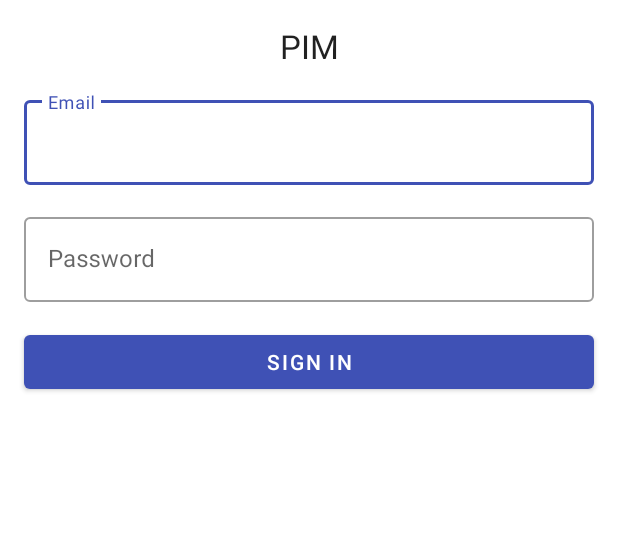
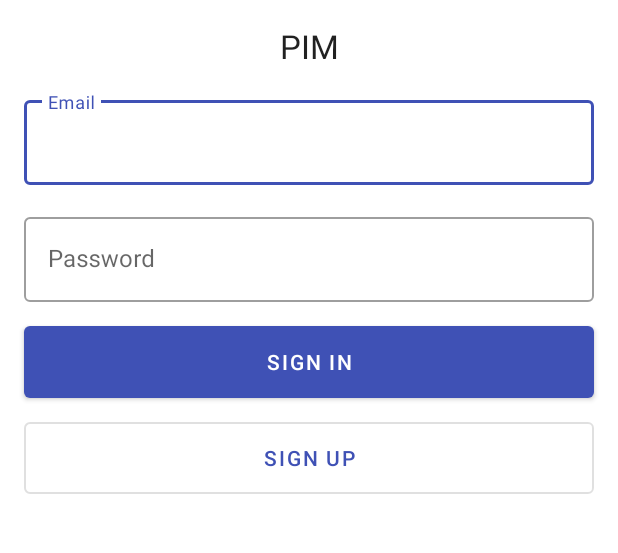
Before and after one commit to falvojr-classes/unip-2020-2-ads-tepoo, an Android app: the screen it shows after launch (MainActivity), on a phone screen of 412 x 824 dp, the part 132-685 px from its top. Run offline under Robolectric (Android 15) with nearby library versions, the phone set to English and light mode, and no system bars; our stand-ins replace data binding.

Commit message:
Aula 08/09

```diff
--- a/PIM/app/build.gradle
+++ b/PIM/app/build.gradle
@@ -20,13 +20,17 @@ android {
             proguardFiles getDefaultProguardFile('proguard-android-optimize.txt'), 'proguard-rules.pro'
         }
     }
+
+    dataBinding {
+        enabled = true
+    }
 }
 
 dependencies {
     implementation fileTree(dir: "libs", include: ["*.jar"])
     implementation 'androidx.appcompat:appcompat:1.2.0'
     implementation 'androidx.constraintlayout:constraintlayout:2.0.1'
-    implementation 'com.google.android.material:material:1.2.0'
+    implementation 'com.google.android.material:material:1.2.1'
 
     testImplementation 'junit:junit:4.13'
     androidTestImplementation 'androidx.test.ext:junit:1.1.2'
--- a/PIM/app/src/main/AndroidManifest.xml
+++ b/PIM/app/src/main/AndroidManifest.xml
@@ -18,6 +18,10 @@
                 <category android:name="android.intent.category.LAUNCHER" />
             </intent-filter>
         </activity>
+        <activity
+            android:name=".RegisterActivity"
+            android:label="@string/title_register"
+            android:parentActivityName=".MainActivity" />
     </application>
 
 </manifest>
--- a/PIM/app/src/main/java/br/unip/ads/pim/MainActivity.java
+++ b/PIM/app/src/main/java/br/unip/ads/pim/MainActivity.java
@@ -1,12 +1,42 @@
 package br.unip.ads.pim;
 
+import android.content.Intent;
 import android.os.Bundle;
+import android.text.TextUtils;
+import android.util.Patterns;
+import android.view.View;
+
+import androidx.databinding.DataBindingUtil;
+
+import br.unip.ads.pim.databinding.ActivityMainBinding;
 
 public class MainActivity extends CicloVidaActivity {
+
+    private ActivityMainBinding binding;
 
     @Override
     protected void onCreate(Bundle savedInstanceState) {
         super.onCreate(savedInstanceState);
-        setContentView(R.layout.activity_main);
+        binding = DataBindingUtil.setContentView(this, R.layout.activity_main);
+    }
+
+    public void clickSignIn(View view) {
+        // TODO Validar os campos de Login
+        String email = binding.etEmail.getText().toString();
+        if (TextUtils.isEmpty(email)) {
+            binding.tilEmail.setError(getString(R.string.error_required_field));
+        } else if (!Patterns.EMAIL_ADDRESS.matcher(email).matches()) {
+            binding.tilEmail.setError(getString(R.string.error_invalid_email));
+        } else {
+            binding.tilEmail.setError(null);
+        }
+        // TODO Integrar com o Login via API
+    }
+
+    public void clickRegister(View view) {
+        // Criar a “Intenção” de redirecionar para a Activity de Registro.
+        Intent intencao = new Intent(MainActivity.this, RegisterActivity.class);
+        // Inicializar a “Intenção” em questão.
+        startActivity(intencao);
     }
 }
--- a/PIM/app/src/main/res/layout/activity_main.xml
+++ b/PIM/app/src/main/res/layout/activity_main.xml
@@ -1,7 +1,9 @@
 <?xml version="1.0" encoding="utf-8"?>
-<androidx.constraintlayout.widget.ConstraintLayout xmlns:android="http://schemas.android.com/apk/res/android"
+<layout xmlns:android="http://schemas.android.com/apk/res/android"
     xmlns:app="http://schemas.android.com/apk/res-auto"
-    xmlns:tools="http://schemas.android.com/tools"
+    xmlns:tools="http://schemas.android.com/tools">
+
+    <androidx.constraintlayout.widget.ConstraintLayout
         android:layout_width="match_parent"
         android:layout_height="match_parent"
         tools:context=".MainActivity">
@@ -34,7 +36,6 @@
             android:layout_height="wrap_content"
             android:layout_marginStart="16dp"
             android:layout_marginTop="16dp"
-
             android:layout_marginEnd="16dp"
             android:hint="@string/label_email"
             app:layout_constraintEnd_toEndOf="parent"
@@ -42,7 +43,7 @@
             app:layout_constraintTop_toBottomOf="@+id/tv_title">
 
             <com.google.android.material.textfield.TextInputEditText
-            android:id="@+id/ed_email"
+                android:id="@+id/et_email"
                 android:layout_width="match_parent"
                 android:layout_height="wrap_content"
                 android:inputType="textEmailAddress" />
@@ -63,7 +64,7 @@
             app:layout_constraintTop_toBottomOf="@+id/til_email">
 
             <com.google.android.material.textfield.TextInputEditText
-            android:id="@+id/ed_password"
+                android:id="@+id/et_password"
                 android:layout_width="match_parent"
                 android:layout_height="wrap_content"
                 android:inputType="textPassword" />
@@ -77,9 +78,29 @@
             android:layout_marginStart="16dp"
             android:layout_marginTop="16dp"
             android:layout_marginEnd="16dp"
+            android:insetTop="0dp"
+            android:insetBottom="0dp"
+            android:onClick="clickSignIn"
             android:text="@string/label_sign_in"
             app:layout_constraintEnd_toEndOf="parent"
             app:layout_constraintStart_toStartOf="parent"
             app:layout_constraintTop_toBottomOf="@+id/til_password" />
 
+        <Button
+            android:id="@+id/bt_register"
+            style="?attr/materialButtonOutlinedStyle"
+            android:layout_width="0dp"
+            android:layout_height="wrap_content"
+            android:layout_marginStart="16dp"
+            android:layout_marginTop="16dp"
+            android:layout_marginEnd="16dp"
+            android:insetTop="0dp"
+            android:insetBottom="0dp"
+            android:onClick="clickRegister"
+            android:text="@string/label_sign_up"
+            app:layout_constraintEnd_toEndOf="parent"
+            app:layout_constraintStart_toStartOf="parent"
+            app:layout_constraintTop_toBottomOf="@+id/bt_sign_in" />
+
     </androidx.constraintlayout.widget.ConstraintLayout>
+</layout>
--- a/PIM/app/src/main/res/values/strings.xml
+++ b/PIM/app/src/main/res/values/strings.xml
@@ -1,7 +1,13 @@
 <resources>
     <string name="app_name" translatable="false">PIM</string>
+
+    <string name="title_register">Register</string>
 
     <string name="label_email" translatable="false">Email</string>
     <string name="label_password">Password</string>
     <string name="label_sign_in">Sign In</string>
+    <string name="label_sign_up">Sign Up</string>
+
+    <string name="error_required_field">Required field.</string>
+    <string name="error_invalid_email">Invalid email.</string>
 </resources>
```
Also changed, not shown: PIM/app/src/main/java/br/unip/ads/pim/RegisterActivity.java (added, +14 -0 lines), PIM/app/src/main/res/layout/activity_register.xml (added, +9 -0 lines), 1 other file. Lines whose indentation alone changed are shown as unchanged.
